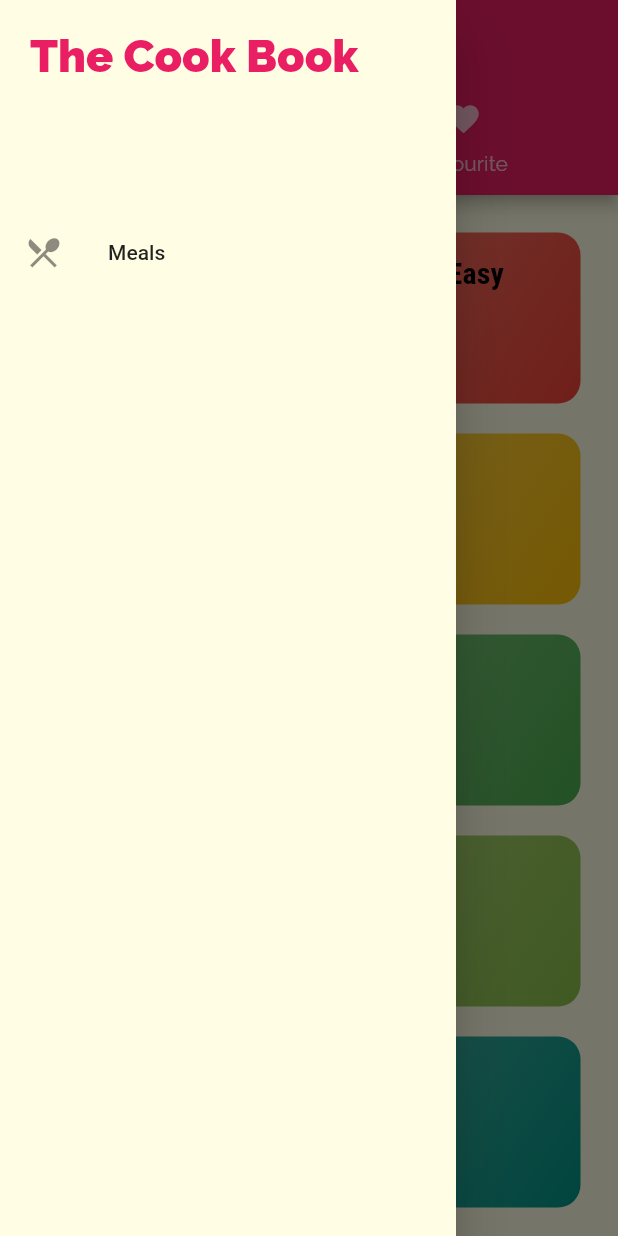
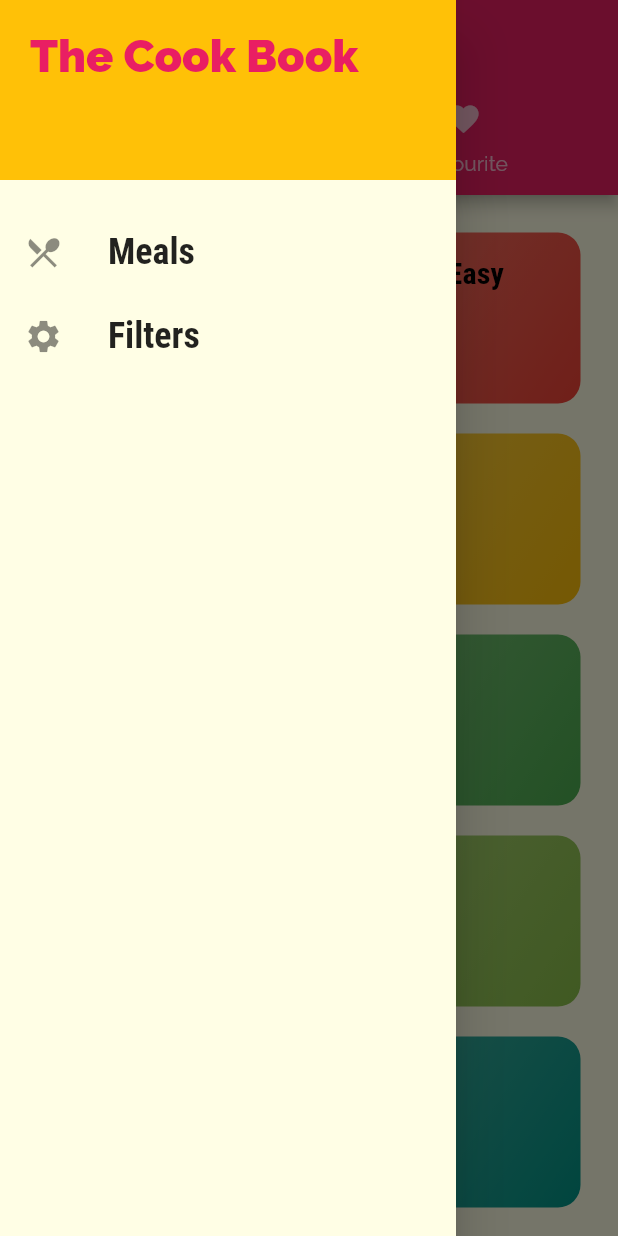
Before and after one commit to RounakJoshi09/the_cook_book_app, a Flutter app: the screen it shows after launch, with the side drawer open, on a phone screen of 412 x 824 dp. Run offline on Flutter 3.47's test engine with Material 2 defaults, Android fonts, the phone set to English and light mode, and no system bars.

Commit message:
Links Added

```diff
--- a/lib/widgets/custom_drawer.dart
+++ b/lib/widgets/custom_drawer.dart
@@ -1,5 +1,7 @@
 import 'package:flutter/cupertino.dart';
 import 'package:flutter/material.dart';
+import 'package:flutter_complete_guide/screens/categories_screen.dart';
+import 'package:flutter_complete_guide/screens/tab_bar.dart';
 
 class CustomDrawer extends StatelessWidget {
   @override
@@ -11,7 +13,7 @@ class CustomDrawer extends StatelessWidget {
             height: 120,
             width: double.infinity,
             padding: EdgeInsets.all(20),
-            color: Theme.of(context).canvasColor,
+            color: Theme.of(context).accentColor,
             child: Text(
               "The Cook Book",
               style: TextStyle(
@@ -25,7 +27,26 @@ class CustomDrawer extends StatelessWidget {
           ),
           ListTile(
             leading: Icon(Icons.restaurant_menu, size: (26)),
-            title: (Text('Meals')),
+            title: (Text(
+              'Meals',
+              style: TextStyle(
+                  fontFamily: 'RobotoCondensed',
+                  fontSize: 24,
+                  fontWeight: FontWeight.bold),
+            )),
+            onTap: () {
+              Navigator.of(context).pushNamed('/');
+            },
+          ),
+          ListTile(
+            leading: Icon(Icons.settings, size: (26)),
+            title: (Text(
+              'Filters',
+              style: TextStyle(
+                  fontFamily: 'RobotoCondensed',
+                  fontSize: 24,
+                  fontWeight: FontWeight.bold),
+            )),
           )
         ],
       ),
```
